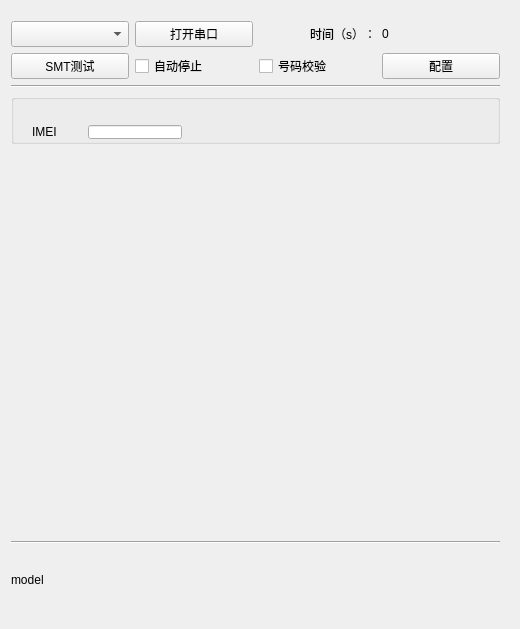
Before: the Qt Designer form JawaySMTTool/widget.ui in qianniu123/JawayTool, drawn with Qt 5.
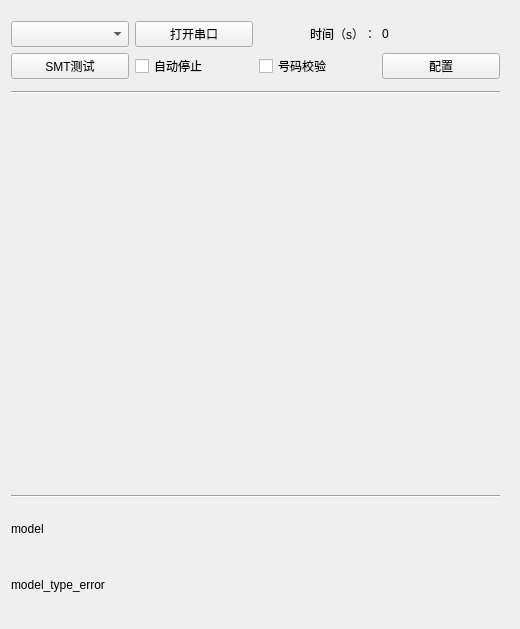
After: the same form once the commit is applied. Icons and pictures are not drawn.

```diff
--- a/JawaySMTTool/widget.ui
+++ b/JawaySMTTool/widget.ui
@@ -129,33 +129,59 @@
      </layout>
     </item>
     <item>
-     <widget class="Line" name="line">
-      <property name="orientation">
-       <enum>Qt::Horizontal</enum>
+     <widget class="QFrame" name="frame">
+      <property name="sizePolicy">
+       <sizepolicy hsizetype="Preferred" vsizetype="Preferred">
+        <horstretch>0</horstretch>
+        <verstretch>0</verstretch>
+       </sizepolicy>
       </property>
-     </widget>
-    </item>
-    <item>
-     <widget class="QGroupBox" name="groupBox_numCheck">
-      <property name="minimumSize">
-       <size>
-        <width>0</width>
-        <height>50</height>
-       </size>
+      <property name="frameShape">
+       <enum>QFrame::StyledPanel</enum>
       </property>
-      <property name="title">
-       <string/>
+      <property name="frameShadow">
+       <enum>QFrame::Raised</enum>
       </property>
       <widget class="QWidget" name="layoutWidget">
        <property name="geometry">
         <rect>
-         <x>10</x>
-         <y>20</y>
-         <width>172</width>
-         <height>56</height>
+         <x>1</x>
+         <y>10</y>
+         <width>501</width>
+         <height>71</height>
         </rect>
        </property>
-       <layout class="QVBoxLayout" name="verticalLayout_numCheck">
+       <layout class="QVBoxLayout" name="verticalLayout_frame">
+        <item>
+         <layout class="QHBoxLayout" name="horizontalLayout_matnr">
+          <item>
+           <widget class="QLabel" name="label_matnr">
+            <property name="minimumSize">
+             <size>
+              <width>50</width>
+              <height>0</height>
+             </size>
+            </property>
+            <property name="lineWidth">
+             <number>1</number>
+            </property>
+            <property name="text">
+             <string>MATNR</string>
+            </property>
+           </widget>
+          </item>
+          <item>
+           <widget class="QComboBox" name="comboBox_matnr">
+            <property name="sizePolicy">
+             <sizepolicy hsizetype="Expanding" vsizetype="Preferred">
+              <horstretch>0</horstretch>
+              <verstretch>0</verstretch>
+             </sizepolicy>
+            </property>
+           </widget>
+          </item>
+         </layout>
+        </item>
         <item>
          <layout class="QHBoxLayout" name="horizontalLayout_imei">
           <item>
@@ -223,6 +249,13 @@
       </widget>
      </widget>
     </item>
+    <item>
+     <widget class="Line" name="line">
+      <property name="orientation">
+       <enum>Qt::Horizontal</enum>
+      </property>
+     </widget>
+    </item>
     <item>
      <widget class="QStackedWidget" name="stackedWidget">
       <property name="currentIndex">
@@ -241,8 +274,8 @@
      <widget class="QLabel" name="label_model">
       <property name="minimumSize">
        <size>
-        <width>30</width>
-        <height>60</height>
+        <width>0</width>
+        <height>50</height>
        </size>
       </property>
       <property name="text">
@@ -250,6 +283,22 @@
       </property>
      </widget>
     </item>
+    <item>
+     <widget class="QLabel" name="label_model_type_error">
+      <property name="enabled">
+       <bool>true</bool>
+      </property>
+      <property name="minimumSize">
+       <size>
+        <width>0</width>
+        <height>50</height>
+       </size>
+      </property>
+      <property name="text">
+       <string>model_type_error</string>
+      </property>
+     </widget>
+    </item>
    </layout>
   </widget>
  </widget>
```
Left out of the diff: 30 changed lines with no effect on the pictures.
